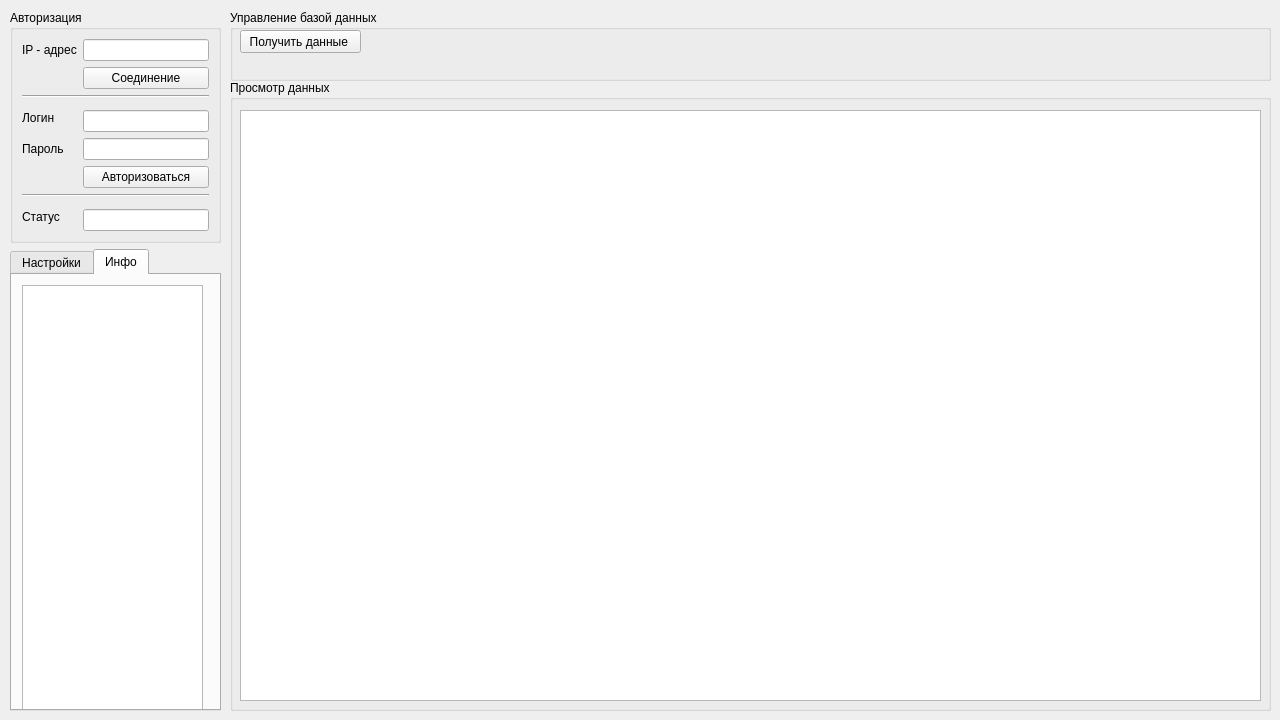
The window that cpclient.ui (ruhose73/Koftan) describes before a commit, drawn with Qt 5.
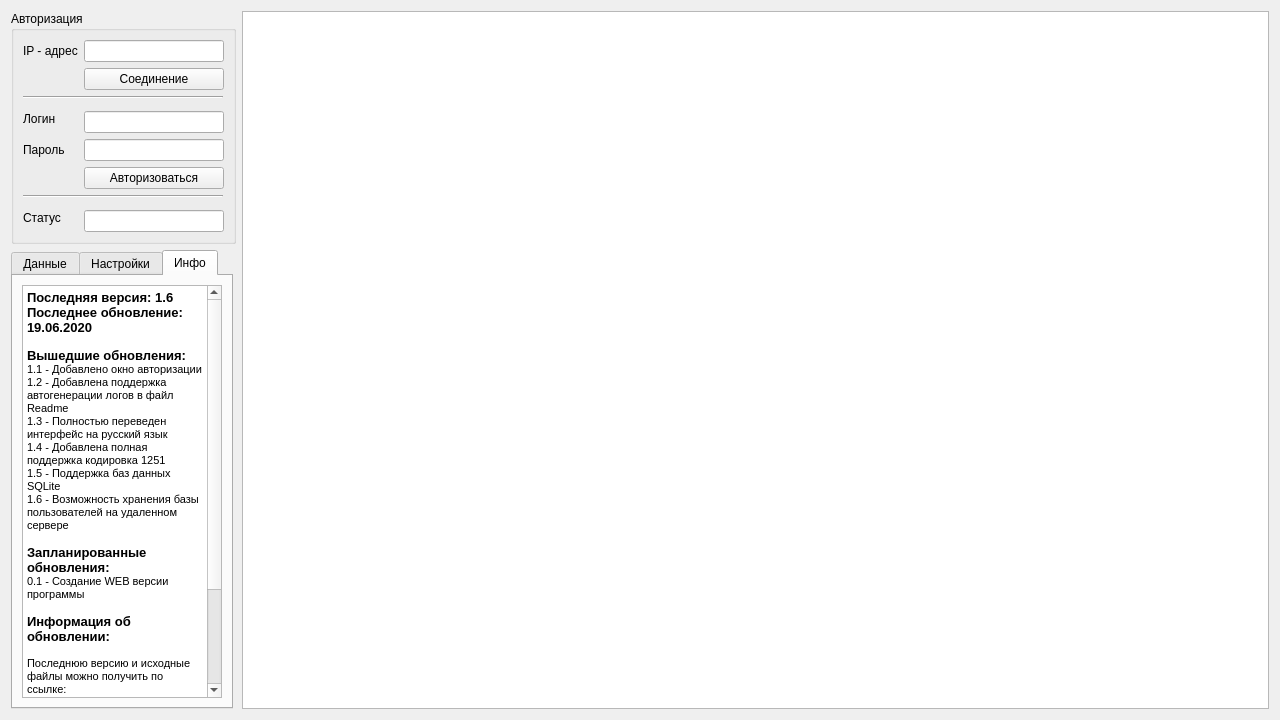
The same window after the commit.

What changed in the file:
```diff
--- a/cpclient.ui
+++ b/cpclient.ui
@@ -10,70 +10,24 @@
     <height>720</height>
    </rect>
   </property>
+  <property name="sizePolicy">
+   <sizepolicy hsizetype="Preferred" vsizetype="Preferred">
+    <horstretch>4</horstretch>
+    <verstretch>5</verstretch>
+   </sizepolicy>
+  </property>
   <property name="windowTitle">
    <string>Клиент</string>
   </property>
-  <widget class="QGroupBox" name="groupBox_3">
-   <property name="geometry">
-    <rect>
-     <x>230</x>
-     <y>10</y>
-     <width>1041</width>
-     <height>71</height>
-    </rect>
-   </property>
-   <property name="title">
-    <string>Управление базой данных</string>
-   </property>
-   <widget class="QPushButton" name="pushButton">
-    <property name="geometry">
-     <rect>
-      <x>10</x>
-      <y>20</y>
-      <width>121</width>
-      <height>23</height>
-     </rect>
-    </property>
-    <property name="text">
-     <string>Получить данные </string>
-    </property>
-   </widget>
-  </widget>
-  <widget class="QGroupBox" name="groupBox_4">
-   <property name="geometry">
-    <rect>
-     <x>230</x>
-     <y>80</y>
-     <width>1041</width>
-     <height>631</height>
-    </rect>
-   </property>
-   <property name="title">
-    <string>Просмотр данных</string>
-   </property>
-   <widget class="QTableView" name="tableView">
-    <property name="geometry">
-     <rect>
-      <x>10</x>
-      <y>30</y>
-      <width>1021</width>
-      <height>591</height>
-     </rect>
-    </property>
-   </widget>
-  </widget>
-  <widget class="QWidget" name="layoutWidget">
-   <property name="geometry">
-    <rect>
-     <x>10</x>
-     <y>10</y>
-     <width>211</width>
-     <height>701</height>
-    </rect>
-   </property>
-   <layout class="QVBoxLayout" name="verticalLayout">
-    <item>
+  <layout class="QGridLayout" name="gridLayout_3">
+   <item row="0" column="0">
      <widget class="QGroupBox" name="groupBox">
+     <property name="sizePolicy">
+      <sizepolicy hsizetype="Fixed" vsizetype="Fixed">
+       <horstretch>0</horstretch>
+       <verstretch>0</verstretch>
+      </sizepolicy>
+     </property>
       <property name="styleSheet">
        <string notr="true"/>
       </property>
@@ -81,18 +35,58 @@
        <string>Авторизация</string>
       </property>
       <layout class="QGridLayout" name="gridLayout">
-       <item row="0" column="0">
-        <widget class="QLabel" name="label">
-         <property name="text">
-          <string>IP - адрес</string>
+      <item row="4" column="1">
+       <widget class="QLineEdit" name="loginline">
+        <property name="minimumSize">
+         <size>
+          <width>140</width>
+          <height>0</height>
+         </size>
+        </property>
+        <property name="maximumSize">
+         <size>
+          <width>133</width>
+          <height>16777215</height>
+         </size>
          </property>
         </widget>
        </item>
-       <item row="0" column="1">
-        <widget class="QLineEdit" name="IPline"/>
+      <item row="6" column="1">
+       <widget class="QPushButton" name="LoginButton">
+        <property name="minimumSize">
+         <size>
+          <width>140</width>
+          <height>0</height>
+         </size>
+        </property>
+        <property name="contextMenuPolicy">
+         <enum>Qt::DefaultContextMenu</enum>
+        </property>
+        <property name="autoFillBackground">
+         <bool>false</bool>
+        </property>
+        <property name="styleSheet">
+         <string notr="true"/>
+        </property>
+        <property name="text">
+         <string>Авторизоваться</string>
+        </property>
+       </widget>
        </item>
        <item row="1" column="1">
         <widget class="QPushButton" name="Connection_Button">
+        <property name="minimumSize">
+         <size>
+          <width>140</width>
+          <height>0</height>
+         </size>
+        </property>
+        <property name="maximumSize">
+         <size>
+          <width>133</width>
+          <height>16777215</height>
+         </size>
+        </property>
          <property name="styleSheet">
           <string notr="true"/>
          </property>
@@ -107,26 +101,41 @@
          </property>
         </widget>
        </item>
-       <item row="2" column="0" colspan="2">
-        <widget class="Line" name="line_2">
-         <property name="styleSheet">
-          <string notr="true"/>
+      <item row="7" column="0" colspan="2">
+       <widget class="Line" name="line">
+        <property name="minimumSize">
+         <size>
+          <width>200</width>
+          <height>0</height>
+         </size>
+        </property>
+        <property name="maximumSize">
+         <size>
+          <width>200</width>
+          <height>16777215</height>
+         </size>
          </property>
          <property name="orientation">
           <enum>Qt::Horizontal</enum>
          </property>
         </widget>
        </item>
-       <item row="3" column="0" rowspan="2">
-        <widget class="QLabel" name="label_2">
-         <property name="text">
-          <string>Логин</string>
+      <item row="9" column="1">
+       <widget class="QLineEdit" name="statusline">
+        <property name="minimumSize">
+         <size>
+          <width>140</width>
+          <height>0</height>
+         </size>
+        </property>
+        <property name="maximumSize">
+         <size>
+          <width>140</width>
+          <height>16777215</height>
+         </size>
          </property>
         </widget>
        </item>
-       <item row="4" column="1">
-        <widget class="QLineEdit" name="loginline"/>
-       </item>
        <item row="5" column="0">
         <widget class="QLabel" name="label_3">
          <property name="text">
@@ -134,36 +143,54 @@
          </property>
         </widget>
        </item>
+      <item row="0" column="0">
+       <widget class="QLabel" name="label">
+        <property name="text">
+         <string>IP - адрес</string>
+        </property>
+       </widget>
+      </item>
+      <item row="0" column="1">
+       <widget class="QLineEdit" name="IPline">
+        <property name="sizePolicy">
+         <sizepolicy hsizetype="Fixed" vsizetype="Fixed">
+          <horstretch>0</horstretch>
+          <verstretch>0</verstretch>
+         </sizepolicy>
+        </property>
+        <property name="minimumSize">
+         <size>
+          <width>140</width>
+          <height>0</height>
+         </size>
+        </property>
+        <property name="maximumSize">
+         <size>
+          <width>133</width>
+          <height>16777215</height>
+         </size>
+        </property>
+       </widget>
+      </item>
        <item row="5" column="1">
         <widget class="QLineEdit" name="passwordline">
+        <property name="minimumSize">
+         <size>
+          <width>140</width>
+          <height>0</height>
+         </size>
+        </property>
+        <property name="maximumSize">
+         <size>
+          <width>133</width>
+          <height>16777215</height>
+         </size>
+        </property>
          <property name="echoMode">
           <enum>QLineEdit::Password</enum>
          </property>
         </widget>
        </item>
-       <item row="6" column="1">
-        <widget class="QPushButton" name="LoginButton">
-         <property name="contextMenuPolicy">
-          <enum>Qt::DefaultContextMenu</enum>
-         </property>
-         <property name="autoFillBackground">
-          <bool>false</bool>
-         </property>
-         <property name="styleSheet">
-          <string notr="true"/>
-         </property>
-         <property name="text">
-          <string>Авторизоваться</string>
-         </property>
-        </widget>
-       </item>
-       <item row="7" column="0" colspan="2">
-        <widget class="Line" name="line">
-         <property name="orientation">
-          <enum>Qt::Horizontal</enum>
-         </property>
-        </widget>
-       </item>
        <item row="8" column="0" rowspan="2">
         <widget class="QLabel" name="label_4">
          <property name="text">
@@ -171,20 +198,107 @@
          </property>
         </widget>
        </item>
-       <item row="9" column="1">
-        <widget class="QLineEdit" name="statusline"/>
+      <item row="3" column="0" rowspan="2">
+       <widget class="QLabel" name="label_2">
+        <property name="text">
+         <string>Логин</string>
+        </property>
+       </widget>
+      </item>
+      <item row="2" column="0" colspan="2">
+       <widget class="Line" name="line_2">
+        <property name="minimumSize">
+         <size>
+          <width>200</width>
+          <height>0</height>
+         </size>
+        </property>
+        <property name="maximumSize">
+         <size>
+          <width>200</width>
+          <height>16777215</height>
+         </size>
+        </property>
+        <property name="styleSheet">
+         <string notr="true"/>
+        </property>
+        <property name="orientation">
+         <enum>Qt::Horizontal</enum>
+        </property>
+       </widget>
        </item>
       </layout>
      </widget>
     </item>
-    <item>
+   <item row="0" column="1" rowspan="2">
+    <widget class="QTableView" name="tableView">
+     <property name="enabled">
+      <bool>true</bool>
+     </property>
+     <property name="sizePolicy">
+      <sizepolicy hsizetype="Preferred" vsizetype="Preferred">
+       <horstretch>0</horstretch>
+       <verstretch>0</verstretch>
+      </sizepolicy>
+     </property>
+    </widget>
+   </item>
+   <item row="1" column="0">
      <widget class="QTabWidget" name="tabWidget">
+     <property name="sizePolicy">
+      <sizepolicy hsizetype="Fixed" vsizetype="Preferred">
+       <horstretch>0</horstretch>
+       <verstretch>0</verstretch>
+      </sizepolicy>
+     </property>
+     <property name="minimumSize">
+      <size>
+       <width>222</width>
+       <height>0</height>
+      </size>
+     </property>
+     <property name="maximumSize">
+      <size>
+       <width>222</width>
+       <height>16777215</height>
+      </size>
+     </property>
       <property name="tabShape">
        <enum>QTabWidget::Rounded</enum>
       </property>
       <property name="currentIndex">
-       <number>1</number>
-      </property>
+      <number>2</number>
+     </property>
+     <widget class="QWidget" name="tab_3">
+      <attribute name="title">
+       <string>Данные</string>
+      </attribute>
+      <widget class="QPushButton" name="pushButton">
+       <property name="geometry">
+        <rect>
+         <x>10</x>
+         <y>10</y>
+         <width>200</width>
+         <height>23</height>
+        </rect>
+       </property>
+       <property name="minimumSize">
+        <size>
+         <width>200</width>
+         <height>0</height>
+        </size>
+       </property>
+       <property name="maximumSize">
+        <size>
+         <width>200</width>
+         <height>24</height>
+        </size>
+       </property>
+       <property name="text">
+        <string>Получить данные </string>
+       </property>
+      </widget>
+     </widget>
       <widget class="QWidget" name="tab">
        <attribute name="title">
         <string>Настройки</string>
@@ -192,45 +306,94 @@
        <widget class="QGroupBox" name="groupBox_2">
         <property name="geometry">
          <rect>
-          <x>9</x>
-          <y>9</y>
-          <width>181</width>
-          <height>61</height>
-         </rect>
-        </property>
+         <x>10</x>
+         <y>20</y>
+         <width>200</width>
+         <height>71</height>
+        </rect>
+       </property>
+       <property name="minimumSize">
+        <size>
+         <width>200</width>
+         <height>0</height>
+        </size>
+       </property>
+       <property name="maximumSize">
+        <size>
+         <width>200</width>
+         <height>16777215</height>
+        </size>
+       </property>
         <property name="title">
          <string>Оформление</string>
         </property>
-        <layout class="QGridLayout" name="gridLayout_2">
-         <item row="0" column="0">
           <widget class="QCheckBox" name="checkBox">
+        <property name="geometry">
+         <rect>
+          <x>10</x>
+          <y>30</y>
+          <width>151</width>
+          <height>17</height>
+         </rect>
+        </property>
            <property name="text">
             <string>Темная тема приложения</string>
            </property>
           </widget>
-         </item>
-        </layout>
        </widget>
       </widget>
       <widget class="QWidget" name="tab_2">
        <attribute name="title">
         <string>Инфо</string>
        </attribute>
+      <layout class="QGridLayout" name="gridLayout_2">
+       <item row="0" column="0">
        <widget class="QTextBrowser" name="textBrowser">
-        <property name="geometry">
-         <rect>
-          <x>10</x>
-          <y>10</y>
-          <width>181</width>
-          <height>431</height>
-         </rect>
-        </property>
-       </widget>
+         <property name="sizePolicy">
+          <sizepolicy hsizetype="Preferred" vsizetype="Preferred">
+           <horstretch>0</horstretch>
+           <verstretch>0</verstretch>
+          </sizepolicy>
+         </property>
+         <property name="minimumSize">
+          <size>
+           <width>200</width>
+           <height>0</height>
+          </size>
+         </property>
+         <property name="maximumSize">
+          <size>
+           <width>200</width>
+           <height>16777215</height>
+          </size>
+         </property>
+         <property name="html">
+          <string>&lt;!DOCTYPE HTML PUBLIC &quot;-//W3C//DTD HTML 4.0//EN&quot; &quot;http://www.w3.org/TR/REC-html40/strict.dtd&quot;&gt;
+&lt;html&gt;&lt;head&gt;&lt;meta name=&quot;qrichtext&quot; content=&quot;1&quot; /&gt;&lt;style type=&quot;text/css&quot;&gt;
+p, li { white-space: pre-wrap; }
+&lt;/style&gt;&lt;/head&gt;&lt;body style=&quot; font-family:'MS Shell Dlg 2'; font-size:8.25pt; font-weight:400; font-style:normal;&quot;&gt;
+&lt;p style=&quot; margin-top:0px; margin-bottom:0px; margin-left:0px; margin-right:0px; -qt-block-indent:0; text-indent:0px;&quot;&gt;&lt;span style=&quot; font-size:10pt; font-weight:600;&quot;&gt;Последняя версия: 1.6&lt;/span&gt;&lt;/p&gt;
+&lt;p style=&quot; margin-top:0px; margin-bottom:0px; margin-left:0px; margin-right:0px; -qt-block-indent:0; text-indent:0px;&quot;&gt;&lt;span style=&quot; font-size:10pt; font-weight:600;&quot;&gt;Последнее обновление: 19.06.2020&lt;/span&gt;&lt;/p&gt;
+&lt;p style=&quot; margin-top:0px; margin-bottom:0px; margin-left:0px; margin-right:0px; -qt-block-indent:0; text-indent:0px;&quot;&gt;&lt;br /&gt;&lt;span style=&quot; font-size:10pt; font-weight:600;&quot;&gt;Вышедшие обновления:&lt;/span&gt;&lt;br /&gt;&lt;span style=&quot; font-size:8pt;&quot;&gt;1.1 - Добавлено окно авторизации&lt;/span&gt;&lt;/p&gt;
+&lt;p style=&quot; margin-top:0px; margin-bottom:0px; margin-left:0px; margin-right:0px; -qt-block-indent:0; text-indent:0px;&quot;&gt;&lt;span style=&quot; font-size:8pt;&quot;&gt;1.2 - Добавлена поддержка автогенерации логов в файл Readme&lt;/span&gt;&lt;/p&gt;
+&lt;p style=&quot; margin-top:0px; margin-bottom:0px; margin-left:0px; margin-right:0px; -qt-block-indent:0; text-indent:0px;&quot;&gt;&lt;span style=&quot; font-size:8pt;&quot;&gt;1.3 - Полностью переведен интерфейс на русский язык&lt;/span&gt;&lt;/p&gt;
+&lt;p style=&quot; margin-top:0px; margin-bottom:0px; margin-left:0px; margin-right:0px; -qt-block-indent:0; text-indent:0px;&quot;&gt;&lt;span style=&quot; font-size:8pt;&quot;&gt;1.4 - Добавлена полная поддержка кодировка 1251&lt;/span&gt;&lt;br /&gt;1&lt;span style=&quot; font-size:8pt;&quot;&gt;.5 - Поддержка баз данных SQLite&lt;/span&gt;&lt;/p&gt;
+&lt;p style=&quot; margin-top:0px; margin-bottom:0px; margin-left:0px; margin-right:0px; -qt-block-indent:0; text-indent:0px;&quot;&gt;&lt;span style=&quot; font-size:8pt;&quot;&gt;1.6 - Возможность хранения базы пользователей на удаленном сервере&lt;/span&gt;&lt;/p&gt;
+&lt;p style=&quot; margin-top:0px; margin-bottom:0px; margin-left:0px; margin-right:0px; -qt-block-indent:0; text-indent:0px;&quot;&gt;&lt;span style=&quot; font-size:8pt;&quot;&gt;&lt;br /&gt;&lt;/span&gt;&lt;span style=&quot; font-size:10pt; font-weight:600;&quot;&gt;Запланированные обновления:&lt;/span&gt;&lt;/p&gt;
+&lt;p style=&quot; margin-top:0px; margin-bottom:0px; margin-left:0px; margin-right:0px; -qt-block-indent:0; text-indent:0px;&quot;&gt;&lt;span style=&quot; font-size:8pt;&quot;&gt;0.1 - Создание WEB версии программы&lt;br /&gt;&lt;br /&gt;&lt;/span&gt;&lt;span style=&quot; font-size:10pt; font-weight:600;&quot;&gt;Информация об обновлении:&lt;/span&gt;&lt;span style=&quot; font-size:8pt;&quot;&gt;&lt;br /&gt;&lt;br /&gt;&lt;/span&gt;Последнюю версию и исходные файлы можно получить по ссылке:&lt;br /&gt;https://github.com/ruhose73/Koftan&lt;a href=&quot;GitHUB&quot;&gt;&lt;span style=&quot; font-size:8pt; text-decoration: underline; color:#0000ff;&quot;&gt;&lt;br /&gt;&lt;/span&gt;&lt;/a&gt;&lt;/p&gt;
+&lt;p style=&quot; margin-top:0px; margin-bottom:0px; margin-left:0px; margin-right:0px; -qt-block-indent:0; text-indent:0px;&quot;&gt;Документацию можно получить по почте: ruhose73@gmail.com&lt;/p&gt;
+&lt;p style=&quot;-qt-paragraph-type:empty; margin-top:0px; margin-bottom:0px; margin-left:0px; margin-right:0px; -qt-block-indent:0; text-indent:0px;&quot;&gt;&lt;br /&gt;&lt;/p&gt;
+&lt;p style=&quot; margin-top:0px; margin-bottom:0px; margin-left:0px; margin-right:0px; -qt-block-indent:0; text-indent:0px;&quot;&gt;Продукт является opensource проектом&lt;/p&gt;
+&lt;p style=&quot;-qt-paragraph-type:empty; margin-top:0px; margin-bottom:0px; margin-left:0px; margin-right:0px; -qt-block-indent:0; text-indent:0px;&quot;&gt;&lt;br /&gt;&lt;/p&gt;
+&lt;p style=&quot; margin-top:0px; margin-bottom:0px; margin-left:0px; margin-right:0px; -qt-block-indent:0; text-indent:0px;&quot;&gt;ruhose73@gmail.com&lt;br /&gt;https://github.com/ruhose73/Koftan&lt;/p&gt;&lt;/body&gt;&lt;/html&gt;</string>
+         </property>
+        </widget>
+       </item>
+      </layout>
       </widget>
      </widget>
     </item>
    </layout>
-  </widget>
  </widget>
  <resources/>
  <connections/>
```
Lines whose indentation alone changed are shown as unchanged.
